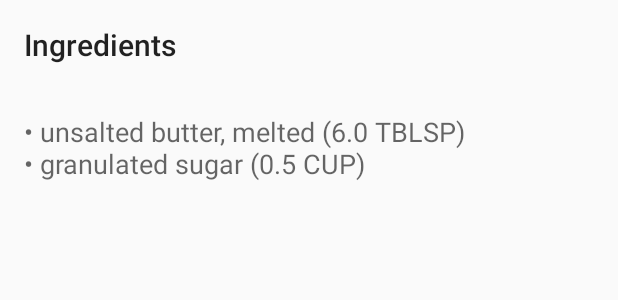
After one commit to marios-codes/BakeThat, an Android app: the layout fragment_recipe_steps.xml on its own in the app's theme, with its tools: preview values and no code run, on a phone screen of 412 x 824 dp. The commit adds this screen. Shown: the top 300 px of the screen. Run offline under Robolectric (Android 15) with nearby library versions, the phone set to English and light mode, and no system bars.

Commit message:
Show Recipe ingredients in RecipeStepsFragment

```diff
--- a/app/build.gradle
+++ b/app/build.gradle
@@ -29,6 +29,7 @@ dependencies {
 
     //view injection
     implementation 'com.jakewharton:butterknife:8.8.1'
+    implementation 'com.android.support:support-v4:28.0.0'
     annotationProcessor 'com.jakewharton:butterknife-compiler:8.8.1'
 
     // network
--- /dev/null
+++ b/app/src/main/res/layout/fragment_recipe_steps.xml
@@ -0,0 +1,31 @@
+<?xml version="1.0" encoding="utf-8"?>
+<android.support.v4.widget.NestedScrollView
+  xmlns:android="http://schemas.android.com/apk/res/android"
+  xmlns:tools="http://schemas.android.com/tools"
+  android:layout_width="match_parent"
+  android:layout_height="match_parent"
+  tools:context=".UI.RecipeStepsFragment">
+
+  <LinearLayout
+    android:layout_width="match_parent"
+    android:layout_height="match_parent"
+    android:orientation="vertical">
+
+    <TextView
+      android:layout_width="match_parent"
+      android:layout_height="wrap_content"
+      android:layout_margin="16dp"
+      android:text="@string/ingredients_label"
+      android:textAppearance="@style/TextAppearance.AppCompat.Title"/>
+
+  <TextView
+    android:id="@+id/tv_ingredients"
+    android:layout_width="match_parent"
+    android:layout_height="wrap_content"
+    android:layout_margin="16dp"
+    android:textAppearance="@style/TextAppearance.AppCompat.Medium"
+    tools:text="• unsalted butter, melted (6.0 TBLSP)\n• granulated sugar (0.5 CUP) "/>
+
+  </LinearLayout>
+
+</android.support.v4.widget.NestedScrollView>
--- a/app/src/main/res/values/strings.xml
+++ b/app/src/main/res/values/strings.xml
@@ -1,3 +1,7 @@
 <resources>
   <string name="app_name">Bake That</string>
+
+  <!-- TODO: Remove or change this placeholder text -->
+  <string name="hello_blank_fragment">Hello blank fragment</string>
+  <string name="ingredients_label">Ingredients</string>
 </resources>
```
Also changed, not shown: app/src/main/java/com/marioszou/android/bakethat/UI/RecipeStepsActivity.java (+11 -16 lines), app/src/main/java/com/marioszou/android/bakethat/UI/RecipeStepsFragment.java (added, +97 -0 lines), app/src/main/res/layout/activity_recipe_steps.xml (+7 -8 lines), 1 other file.
